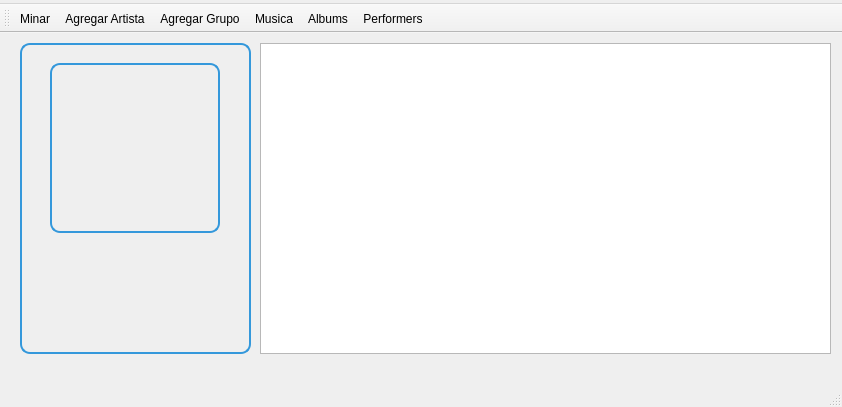
Old version of the form src/mainwindow.ui in the repository Ana-Luisa-GF/MyP-reproductorMP3-Ana-Luisa-GF.
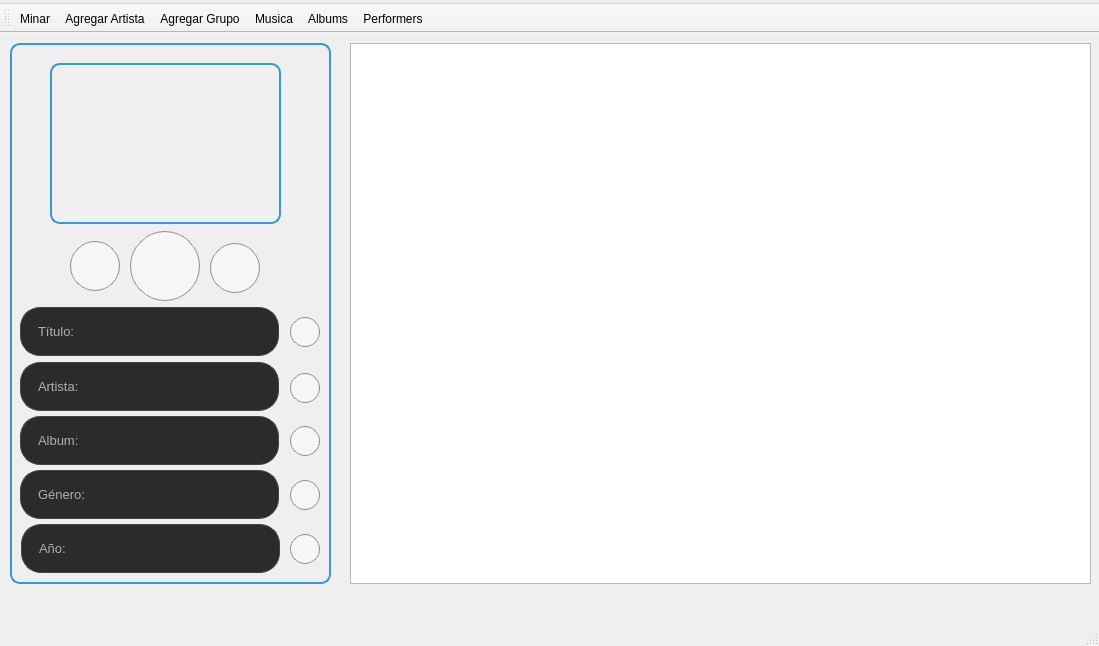
New version of the form. Icons and pictures are not drawn.

```diff
--- a/src/mainwindow.ui
+++ b/src/mainwindow.ui
@@ -6,8 +6,8 @@
    <rect>
     <x>0</x>
     <y>0</y>
-    <width>842</width>
-    <height>407</height>
+    <width>1099</width>
+    <height>646</height>
    </rect>
   </property>
   <property name="windowTitle">
@@ -17,10 +17,10 @@
    <widget class="QFrame" name="reprod">
     <property name="geometry">
      <rect>
-      <x>20</x>
+      <x>10</x>
       <y>10</y>
-      <width>231</width>
-      <height>311</height>
+      <width>321</width>
+      <height>541</height>
      </rect>
     </property>
     <property name="styleSheet">
@@ -37,10 +37,10 @@
     <widget class="QLabel" name="pantalla">
      <property name="geometry">
       <rect>
-       <x>30</x>
+       <x>40</x>
        <y>20</y>
-       <width>170</width>
-       <height>170</height>
+       <width>231</width>
+       <height>161</height>
       </rect>
      </property>
      <property name="styleSheet">
@@ -51,14 +51,478 @@
       <string/>
      </property>
     </widget>
+    <widget class="QPushButton" name="botonPlay">
+     <property name="geometry">
+      <rect>
+       <x>120</x>
+       <y>188</y>
+       <width>70</width>
+       <height>70</height>
+      </rect>
+     </property>
+     <property name="styleSheet">
+      <string notr="true">QPushButton {
+    width: 70px;
+    height: 70px;
+    border-radius: 35px;
+    
+    border: 1px solid #8f8f91;
+    background-color: #f6f6f6;
+    padding: 5px; 
+}
+
+QPushButton:hover {
+    background-color: #2980b9;
+}
+
+QPushButton:checked {
+    background-color: #e0e0e0; 
+}
+
+QPushButton:pressed {
+    background-color: #1f618d;
+    padding-top: 8px; 
+    padding-left: 8px; 
+}</string>
+     </property>
+     <property name="text">
+      <string/>
+     </property>
+     <property name="icon">
+      <iconset resource="../iconos.qrc">
+       <normaloff>:/iconos/boton-de-reproduccion.png</normaloff>
+       <normalon>:/iconos/boton-de-pausa(1).png</normalon>:/iconos/boton-de-reproduccion.png</iconset>
+     </property>
+     <property name="iconSize">
+      <size>
+       <width>69</width>
+       <height>69</height>
+      </size>
+     </property>
+     <property name="checkable">
+      <bool>true</bool>
+     </property>
+    </widget>
+    <widget class="QPushButton" name="botonRegresar">
+     <property name="geometry">
+      <rect>
+       <x>60</x>
+       <y>198</y>
+       <width>50</width>
+       <height>50</height>
+      </rect>
+     </property>
+     <property name="styleSheet">
+      <string notr="true">QPushButton {
+    border-radius: 25px;
+	border: 1px solid #8f8f91;
+	background-color: #f6f6f6;
+	padding: 5px; 
+}
+
+QPushButton:hover {
+    background-color: #2980b9;
+}
+
+QPushButton:pressed {
+    background-color: #1f618d;
+    padding-top: 8px; 
+    padding-left: 8px; 
+}</string>
+     </property>
+     <property name="text">
+      <string/>
+     </property>
+     <property name="icon">
+      <iconset resource="../iconos.qrc">
+       <normaloff>:/iconos/anterior.png</normaloff>:/iconos/anterior.png</iconset>
+     </property>
+     <property name="iconSize">
+      <size>
+       <width>45</width>
+       <height>45</height>
+      </size>
+     </property>
+    </widget>
+    <widget class="QPushButton" name="botonAdelantar">
+     <property name="geometry">
+      <rect>
+       <x>200</x>
+       <y>200</y>
+       <width>50</width>
+       <height>50</height>
+      </rect>
+     </property>
+     <property name="styleSheet">
+      <string notr="true">QPushButton {
+    border-radius: 25px;
+	border: 1px solid #8f8f91;
+	background-color: #f6f6f6;
+	padding: 5px; 
+}
+
+QPushButton:hover {
+    background-color: #2980b9;
+}
+
+QPushButton:pressed {
+    background-color: #1f618d;
+    padding-top: 8px; 
+    padding-left: 8px; 
+}</string>
+     </property>
+     <property name="text">
+      <string/>
+     </property>
+     <property name="icon">
+      <iconset resource="../iconos.qrc">
+       <normaloff>:/iconos/siguiente-boton.png</normaloff>:/iconos/siguiente-boton.png</iconset>
+     </property>
+     <property name="iconSize">
+      <size>
+       <width>45</width>
+       <height>45</height>
+      </size>
+     </property>
+    </widget>
+    <widget class="QLabel" name="caja_titulo">
+     <property name="geometry">
+      <rect>
+       <x>10</x>
+       <y>264</y>
+       <width>259</width>
+       <height>49</height>
+      </rect>
+     </property>
+     <property name="styleSheet">
+      <string notr="true">QLabel {
+    background-color: #2b2b2b;
+    border: 1px solid #444444;
+    border-radius: 20px;
+    padding-left: 14px;
+    color: #ffffff;
+}</string>
+     </property>
+     <property name="text">
+      <string>&lt;span style=&quot;color: #b0b0b0; font-size: 10pt;&quot;&gt;Título: &lt;/span&gt;&lt;span style=&quot;color: #ff</string>
+     </property>
+    </widget>
+    <widget class="QLabel" name="caja_artista">
+     <property name="geometry">
+      <rect>
+       <x>10</x>
+       <y>319</y>
+       <width>259</width>
+       <height>49</height>
+      </rect>
+     </property>
+     <property name="styleSheet">
+      <string notr="true">QLabel {
+    background-color: #2b2b2b;
+    border: 1px solid #444444;
+    border-radius: 20px;
+    padding-left: 14px;
+    color: #ffffff;
+}</string>
+     </property>
+     <property name="text">
+      <string>&lt;span style=&quot;color: #b0b0b0; font-size: 10pt;&quot;&gt;Artista: &lt;/span&gt;&lt;span style=&quot;color: #ff</string>
+     </property>
+    </widget>
+    <widget class="QLabel" name="caja_genero">
+     <property name="geometry">
+      <rect>
+       <x>10</x>
+       <y>427</y>
+       <width>259</width>
+       <height>49</height>
+      </rect>
+     </property>
+     <property name="styleSheet">
+      <string notr="true">QLabel {
+    background-color: #2b2b2b;
+    border: 1px solid #444444;
+    border-radius: 20px;
+    padding-left: 14px;
+    color: #ffffff;
+}</string>
+     </property>
+     <property name="text">
+      <string>&lt;html&gt;&lt;head/&gt;&lt;body&gt;&lt;p&gt;&lt;span style=&quot; font-size:10pt; color:#b0b0b0;&quot;&gt;Género: &lt;/span&gt;&lt;/p&gt;&lt;/body&gt;&lt;/html&gt;</string>
+     </property>
+    </widget>
+    <widget class="QLabel" name="caja_album">
+     <property name="geometry">
+      <rect>
+       <x>10</x>
+       <y>373</y>
+       <width>259</width>
+       <height>49</height>
+      </rect>
+     </property>
+     <property name="styleSheet">
+      <string notr="true">QLabel {
+    background-color: #2b2b2b;
+    border: 1px solid #444444;
+    border-radius: 20px;
+    padding-left: 14px;
+    color: #ffffff;
+}</string>
+     </property>
+     <property name="text">
+      <string>&lt;span style=&quot;color: #b0b0b0; font-size: 10pt;&quot;&gt;Album:&lt;/span&gt;&lt;span style=&quot;color: #ff</string>
+     </property>
+    </widget>
+    <widget class="QPushButton" name="editButton_artista">
+     <property name="geometry">
+      <rect>
+       <x>280</x>
+       <y>330</y>
+       <width>30</width>
+       <height>30</height>
+      </rect>
+     </property>
+     <property name="styleSheet">
+      <string notr="true">QPushButton {
+    border-radius: 15px;
+	border: 1px solid #8f8f91;
+	background-color: #f6f6f6;
+	padding: 5px; 
+}
+
+QPushButton:hover {
+    background-color: #2980b9;
+}
+
+QPushButton:pressed {
+    background-color: #1f618d;
+    padding-top: 8px; 
+    padding-left: 8px; 
+}</string>
+     </property>
+     <property name="text">
+      <string/>
+     </property>
+     <property name="icon">
+      <iconset resource="../iconos.qrc">
+       <normaloff>:/iconos/boligrafo.png</normaloff>:/iconos/boligrafo.png</iconset>
+     </property>
+     <property name="iconSize">
+      <size>
+       <width>29</width>
+       <height>29</height>
+      </size>
+     </property>
+     <property name="checkable">
+      <bool>true</bool>
+     </property>
+    </widget>
+    <widget class="QPushButton" name="editButton_album">
+     <property name="geometry">
+      <rect>
+       <x>280</x>
+       <y>383</y>
+       <width>30</width>
+       <height>30</height>
+      </rect>
+     </property>
+     <property name="styleSheet">
+      <string notr="true">QPushButton {
+    border-radius: 15px;
+	border: 1px solid #8f8f91;
+	background-color: #f6f6f6;
+	padding: 5px; 
+}
+
+QPushButton:hover {
+    background-color: #2980b9;
+}
+
+QPushButton:pressed {
+    background-color: #1f618d;
+    padding-top: 8px; 
+    padding-left: 8px; 
+}</string>
+     </property>
+     <property name="text">
+      <string/>
+     </property>
+     <property name="icon">
+      <iconset resource="../iconos.qrc">
+       <normaloff>:/iconos/boligrafo.png</normaloff>:/iconos/boligrafo.png</iconset>
+     </property>
+     <property name="iconSize">
+      <size>
+       <width>29</width>
+       <height>29</height>
+      </size>
+     </property>
+     <property name="checkable">
+      <bool>true</bool>
+     </property>
+    </widget>
+    <widget class="QPushButton" name="editButton_4">
+     <property name="geometry">
+      <rect>
+       <x>280</x>
+       <y>437</y>
+       <width>30</width>
+       <height>30</height>
+      </rect>
+     </property>
+     <property name="styleSheet">
+      <string notr="true">QPushButton {
+    border-radius: 15px;
+	border: 1px solid #8f8f91;
+	background-color: #f6f6f6;
+	padding: 5px; 
+}
+
+QPushButton:hover {
+    background-color: #2980b9;
+}
+
+QPushButton:pressed {
+    background-color: #1f618d;
+    padding-top: 8px; 
+    padding-left: 8px; 
+}</string>
+     </property>
+     <property name="text">
+      <string/>
+     </property>
+     <property name="icon">
+      <iconset resource="../iconos.qrc">
+       <normaloff>:/iconos/boligrafo.png</normaloff>:/iconos/boligrafo.png</iconset>
+     </property>
+     <property name="iconSize">
+      <size>
+       <width>29</width>
+       <height>29</height>
+      </size>
+     </property>
+     <property name="checkable">
+      <bool>true</bool>
+     </property>
+    </widget>
+    <widget class="QPushButton" name="editButton_5">
+     <property name="geometry">
+      <rect>
+       <x>280</x>
+       <y>491</y>
+       <width>30</width>
+       <height>30</height>
+      </rect>
+     </property>
+     <property name="styleSheet">
+      <string notr="true">QPushButton {
+    border-radius: 15px;
+	border: 1px solid #8f8f91;
+	background-color: #f6f6f6;
+	padding: 5px; 
+}
+
+QPushButton:hover {
+    background-color: #2980b9;
+}
+
+QPushButton:pressed {
+    background-color: #1f618d;
+    padding-top: 8px; 
+    padding-left: 8px; 
+}</string>
+     </property>
+     <property name="text">
+      <string/>
+     </property>
+     <property name="icon">
+      <iconset resource="../iconos.qrc">
+       <normaloff>:/iconos/boligrafo.png</normaloff>:/iconos/boligrafo.png</iconset>
+     </property>
+     <property name="iconSize">
+      <size>
+       <width>29</width>
+       <height>29</height>
+      </size>
+     </property>
+     <property name="checkable">
+      <bool>true</bool>
+     </property>
+    </widget>
+    <widget class="QLabel" name="caja_anio">
+     <property name="geometry">
+      <rect>
+       <x>11</x>
+       <y>481</y>
+       <width>259</width>
+       <height>49</height>
+      </rect>
+     </property>
+     <property name="styleSheet">
+      <string notr="true">QLabel {
+    background-color: #2b2b2b;
+    border: 1px solid #444444;
+    border-radius: 20px;
+    padding-left: 14px;
+    color: #ffffff;
+}</string>
+     </property>
+     <property name="text">
+      <string>&lt;html&gt;&lt;head/&gt;&lt;body&gt;&lt;p&gt;&lt;span style=&quot; font-size:10pt; color:#b0b0b0;&quot;&gt;Año: &lt;/span&gt;&lt;/p&gt;&lt;/body&gt;&lt;/html&gt;</string>
+     </property>
+    </widget>
+    <widget class="QPushButton" name="editButton_artista_2">
+     <property name="geometry">
+      <rect>
+       <x>280</x>
+       <y>274</y>
+       <width>30</width>
+       <height>30</height>
+      </rect>
+     </property>
+     <property name="styleSheet">
+      <string notr="true">QPushButton {
+    border-radius: 15px;
+	border: 1px solid #8f8f91;
+	background-color: #f6f6f6;
+	padding: 5px; 
+}
+
+QPushButton:hover {
+    background-color: #2980b9;
+}
+
+QPushButton:pressed {
+    background-color: #1f618d;
+    padding-top: 8px; 
+    padding-left: 8px; 
+}</string>
+     </property>
+     <property name="text">
+      <string/>
+     </property>
+     <property name="icon">
+      <iconset resource="../iconos.qrc">
+       <normaloff>:/iconos/boligrafo.png</normaloff>:/iconos/boligrafo.png</iconset>
+     </property>
+     <property name="iconSize">
+      <size>
+       <width>29</width>
+       <height>29</height>
+      </size>
+     </property>
+     <property name="checkable">
+      <bool>true</bool>
+     </property>
+    </widget>
    </widget>
    <widget class="QListWidget" name="listWidget">
     <property name="geometry">
      <rect>
-      <x>260</x>
+      <x>350</x>
       <y>10</y>
-      <width>571</width>
-      <height>311</height>
+      <width>741</width>
+      <height>541</height>
      </rect>
     </property>
    </widget>
@@ -68,7 +532,7 @@
     <rect>
      <x>0</x>
      <y>0</y>
-     <width>842</width>
+     <width>1099</width>
      <height>24</height>
     </rect>
    </property>
```
